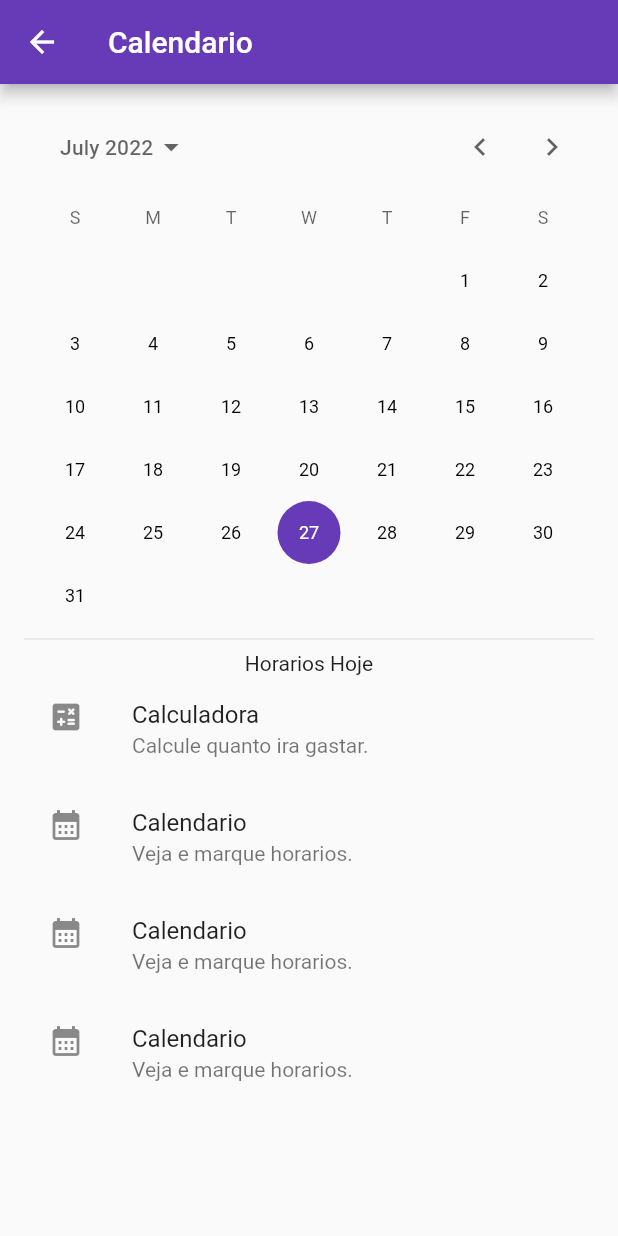
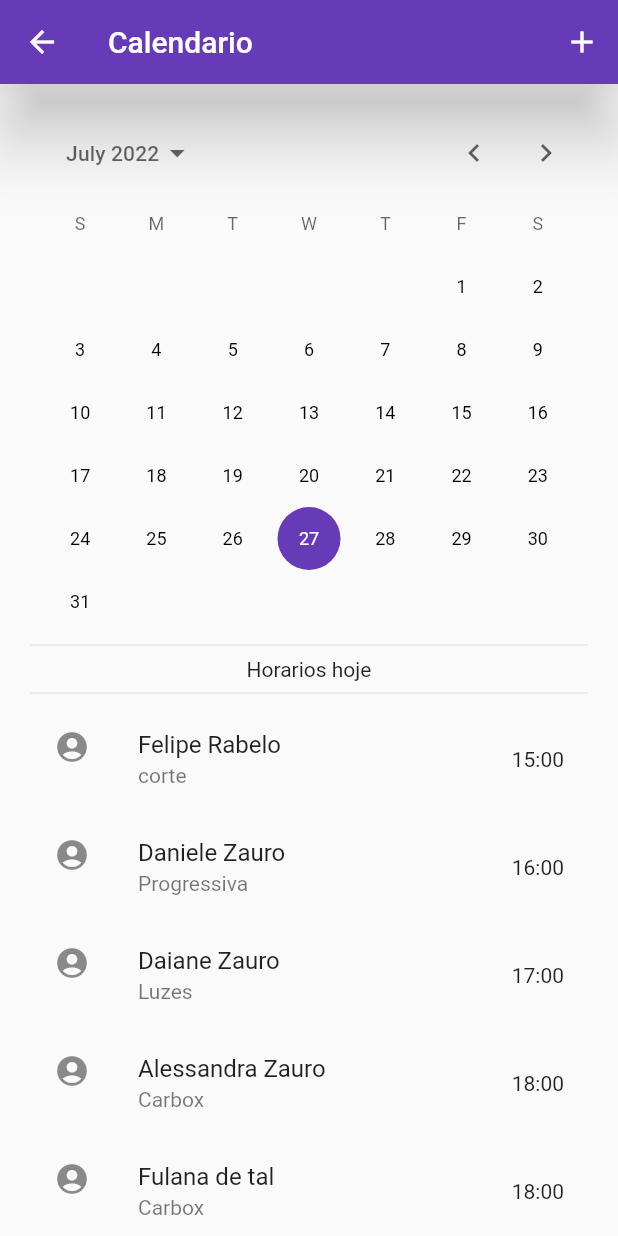
Before and after one commit to felipeoliveira92/RosaAzul, a Flutter app: the calendarpage screen opened directly, on a phone screen of 412 x 824 dp. Run offline on Flutter 3.47's test engine with Material 2 defaults, Android fonts, the light colour scheme and no system bars; missing offline and left inert: dart:html.

Commit message:
reconstruindo a tela de calendario

```diff
--- /dev/null
+++ b/lib/controllers/usercontroller.dart
@@ -0,0 +1,9 @@
+import 'package:http/http.dart' as http;
+
+Login() async {
+  var url = Uri.parse('https://jsonplaceholder.typicode.com/todos/1');
+  var response = await http.get(url);
+
+  print(response.body);
+  print("ALO");
+}
--- a/lib/main.dart
+++ b/lib/main.dart
@@ -1,4 +1,4 @@
-import 'package:appsalao/pages/HomePage.dart';
+import 'package:appsalao/pages/calendarpage.dart';
 import 'package:appsalao/pages/login.page.dart';
 import 'package:flutter/material.dart';
 
@@ -16,7 +16,7 @@ class MyApp extends StatelessWidget {
       theme: ThemeData(
         primarySwatch: Colors.deepPurple,
       ),
-      home: LoginPage(),
+      home: calendarpage(),
     );
   }
 }
--- /dev/null
+++ b/lib/models/client.dart
@@ -0,0 +1,9 @@
+import 'dart:html';
+
+class Client {
+  String name;
+  String workTask;
+  String date;
+
+  Client({required this.name, required this.workTask, required this.date});
+}
--- a/lib/pages/HomePage.dart
+++ b/lib/pages/HomePage.dart
@@ -1,4 +1,3 @@
-
 import 'package:appsalao/pages/calculatepage.dart';
 import 'package:appsalao/pages/calendarpage.dart';
 import 'package:flutter/material.dart';
--- a/lib/pages/calendarpage.dart
+++ b/lib/pages/calendarpage.dart
@@ -1,4 +1,7 @@
+import 'package:appsalao/repositories/clientrepository.dart';
 import 'package:flutter/material.dart';
+
+import 'calculatepage.dart';
 
 class calendarpage extends StatefulWidget {
   const calendarpage({Key? key}) : super(key: key);
@@ -8,49 +11,53 @@ class calendarpage extends StatefulWidget {
 class _calendarpageState extends State<calendarpage> {
   @override
   Widget build(BuildContext context) {
+    final lista = ClientRepository.listaClient;
+
     return Scaffold(
       appBar: AppBar(
         title: const Text("Calendario"),
+        elevation: 20,
+        actions: [
+          IconButton(
+            icon: Icon(Icons.add),
+            onPressed: () {
+              Navigator.of(context).push(
+              MaterialPageRoute(builder: (context) => const calculatepage()));
+              },
             ),
+          ],
+      ),
+
       body: SingleChildScrollView(
         child: Padding(
-          padding: const EdgeInsets.all(16.0),
+          padding: const EdgeInsets.all(20),
           child: Column(
-            children: <Widget>[
+            children: [
               CalendarDatePicker(
                     initialDate: DateTime.now(),
                     firstDate: DateTime.utc(2022, 01, 01),
                     lastDate: DateTime.utc(2050, 01, 01),
                     onDateChanged: (DateTime value) {},
                   ),
+
               Divider(),
-              Text("Horarios Hoje"),
-              ListTile(
-                leading: Icon(Icons.calculate_rounded),
-                title: Text("Calculadora"),
-                subtitle: Text("Calcule quanto ira gastar."),
+              Text("Horarios hoje"),
+              Divider(),
+
+              ListView.builder(
+                      shrinkWrap: true,
+                      itemCount: lista.length,
+                      itemBuilder: (context, index) {
+                        return ListTile(
+                          leading: Icon(Icons.account_circle),
+                          title: Text(lista[index].name),
+                          subtitle: Text(lista[index].workTask),
+                          trailing: Text(lista[index].date),
                           onTap: () {
+                            Navigator.of(context).push(
+                            MaterialPageRoute(builder: (context) => const calculatepage()));
                             },
-              ),
-              ListTile(
-                leading: Icon(Icons.calendar_month),
-                title: Text("Calendario"),
-                subtitle: Text("Veja e marque horarios."),
-                onTap: () {
-                },
-              ),
-              ListTile(
-                leading: Icon(Icons.calendar_month),
-                title: Text("Calendario"),
-                subtitle: Text("Veja e marque horarios."),
-                onTap: () {
-                },
-              ),
-              ListTile(
-                leading: Icon(Icons.calendar_month),
-                title: Text("Calendario"),
-                subtitle: Text("Veja e marque horarios."),
-                onTap: () {
+                        );
                       },
                     ),
             ],
--- /dev/null
+++ b/lib/repositories/clientrepository.dart
@@ -0,0 +1,13 @@
+import 'package:appsalao/models/client.dart';
+
+class ClientRepository {
+  static List<Client> listaClient = [
+    Client(name: 'Felipe Rabelo', workTask: 'corte', date: '15:00'),
+    Client(name: 'Daniele Zauro', workTask: 'Progressiva', date: '16:00'),
+    Client(name: 'Daiane Zauro', workTask: 'Luzes', date: '17:00'),
+    Client(name: 'Alessandra Zauro', workTask: 'Carbox', date: '18:00'),
+    Client(name: 'Fulana de tal', workTask: 'Carbox', date: '18:00'),
+    Client(name: 'Sueli Zauro', workTask: 'Hidratação', date: '18:30'),
+    Client(name: 'Mirta Aparecida', workTask: 'extensão', date: '19:00')
+  ];
+}
--- a/pubspec.yaml
+++ b/pubspec.yaml
@@ -27,8 +27,10 @@ environment:
 # the latest version available on pub.dev. To see which dependencies have newer
 # versions available, run `flutter pub outdated`.
 dependencies:
+  http: ^0.13.4
   flutter:
     sdk: flutter
+
 
 
   # The following adds the Cupertino Icons font to your application.
```
Also changed, not shown: pubspec.lock. Lines whose indentation alone changed are shown as unchanged.
